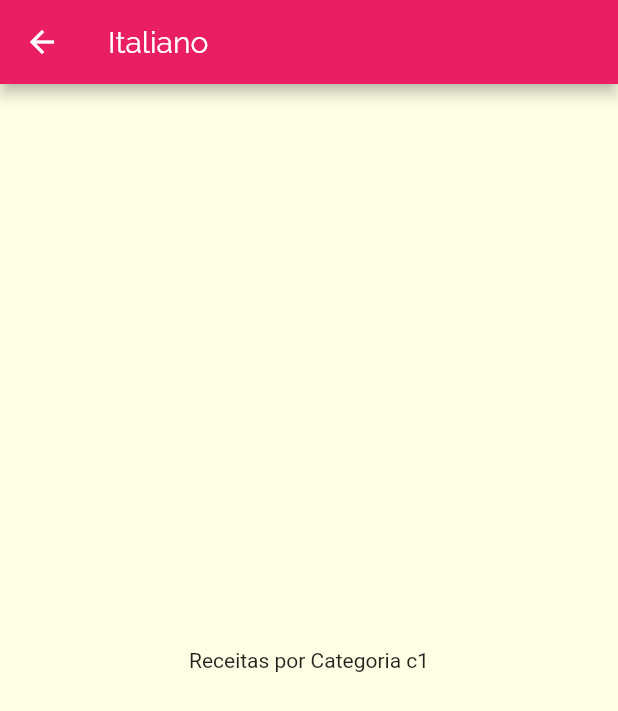
After one commit to avatarrrrr/meals, a Flutter app: the screen it shows after launch, after a tap on "Italiano", on a phone screen of 412 x 824 dp. The commit adds this screen. Shown: the top 711 px of the screen. Run offline on Flutter 3.47's test engine with Material 2 defaults, Android fonts, the light colour scheme and no system bars.

Commit message:
Screen of only categorie

```diff
--- a/lib/components/category_item.dart
+++ b/lib/components/category_item.dart
@@ -1,14 +1,30 @@
 import 'package:flutter/material.dart';
+import 'package:meals/screens/categories_screen.dart';
 import '../models/category.dart';
+import '../screens/categories_meals_screen.dart';
 
 class CategoryItem extends StatelessWidget {
   final Category category;
 
   const CategoryItem({@required this.category});
 
+  void _selectCategory(BuildContext context) {
+    Navigator.of(context).push(
+      MaterialPageRoute(
+        builder: (_) => CategoriesMealsScreen(
+          category: category,
+        ),
+      ),
+    );
+  }
+
   @override
   Widget build(BuildContext context) {
-    return Container(
+    return InkWell(
+      onTap: () => _selectCategory(context),
+      borderRadius: BorderRadius.circular(15),
+      splashColor: Theme.of(context).primaryColor,
+      child: Container(
         padding: const EdgeInsets.all(15),
         child: Text(
           category.title,
@@ -25,6 +41,7 @@
             end: Alignment.bottomRight,
           ),
         ),
+      ),
     );
   }
 }
--- a/lib/main.dart
+++ b/lib/main.dart
@@ -1,5 +1,5 @@
 import 'package:flutter/material.dart';
-import 'screens/categories_screens.dart';
+import 'screens/categories_screen.dart';
 
 void main() => runApp(MyApp());
 
--- /dev/null
+++ b/lib/screens/categories_meals_screen.dart
@@ -0,0 +1,20 @@
+import 'package:flutter/material.dart';
+import '../models/category.dart';
+
+class CategoriesMealsScreen extends StatelessWidget {
+  final Category category;
+
+  const CategoriesMealsScreen({@required this.category});
+
+  @override
+  Widget build(BuildContext context) {
+    return Scaffold(
+      appBar: AppBar(
+        title: Text(category.title),
+      ),
+      body: Center(
+        child: Text('Receitas por Categoria ${category.id}'),
+      ),
+    );
+  }
+}
```
Also changed, not shown: lib/screens/categories_screen.dart (renamed from lib/screens/categories_screens.dart). Lines whose indentation alone changed are shown as unchanged.
